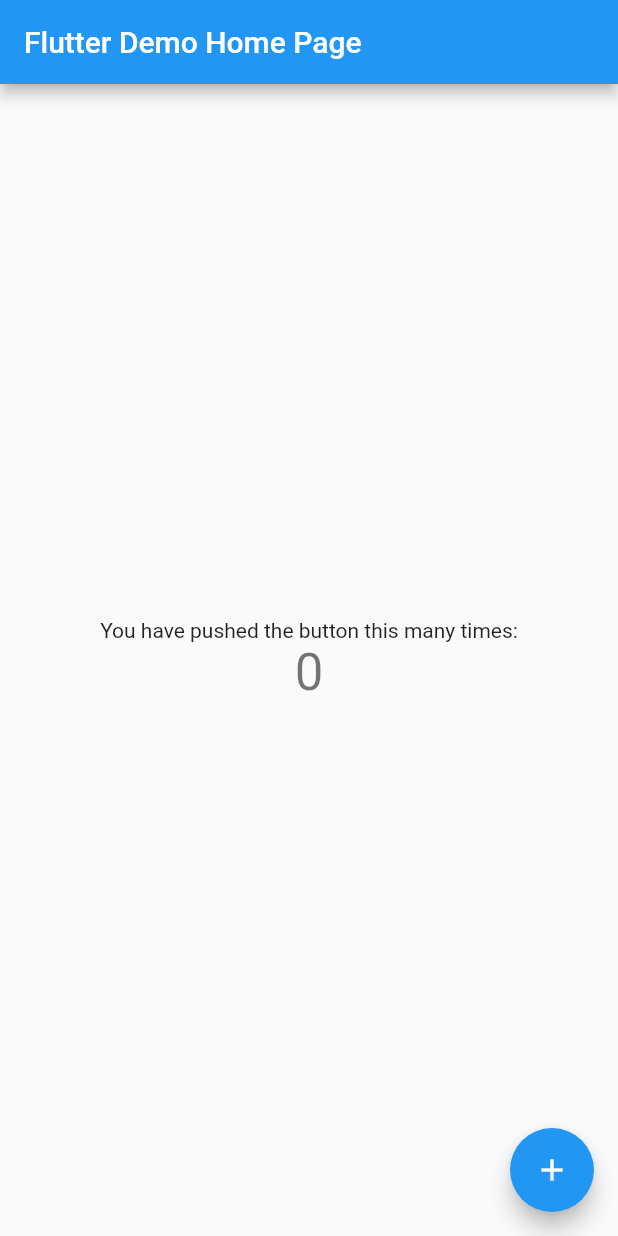
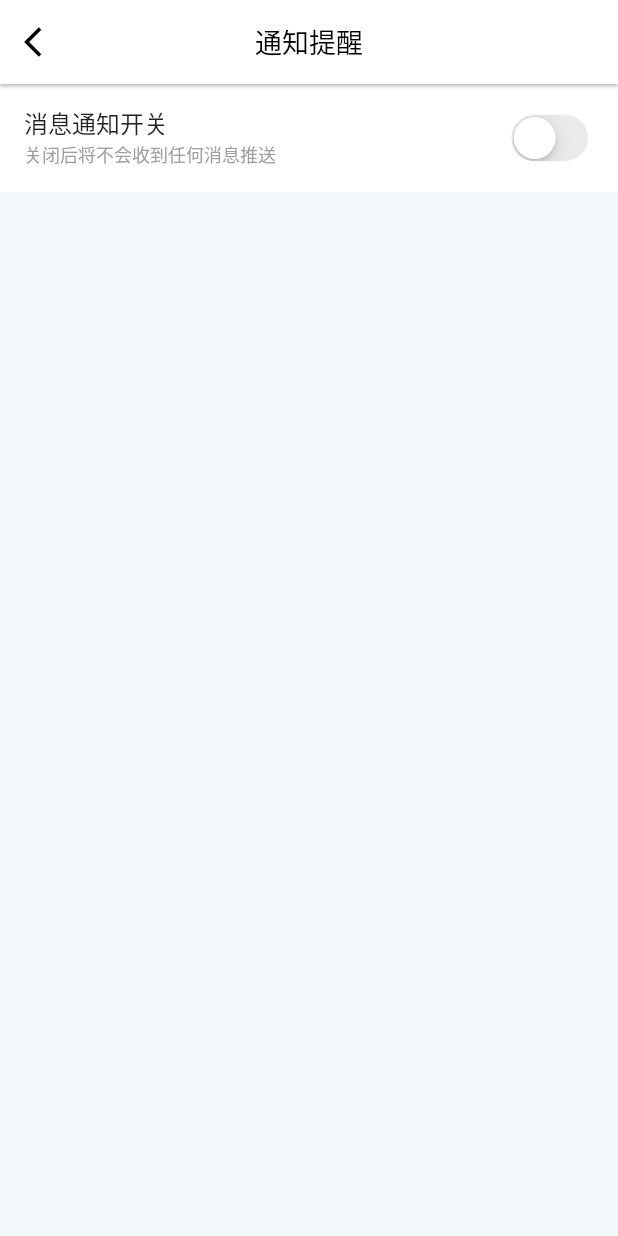
Before and after one commit to littleBoy-swag/flutter_yourcar, a Flutter app: the screen it shows after launch, on a phone screen of 412 x 824 dp. Run offline on Flutter 3.47's test engine with Material 2 defaults, Android fonts, the phone set to English and light mode, and no system bars; our stand-ins replace dio, flutter_screenutil.

Commit message:
添加了若干设置页

```diff
--- a/lib/main.dart
+++ b/lib/main.dart
@@ -1,4 +1,10 @@
 import 'package:flutter/material.dart';
+import 'package:flutter_yourcar/pages/account_secure_page.dart';
+import 'package:flutter_yourcar/pages/eidt_mobile_number_page.dart';
+import 'package:flutter_yourcar/pages/notification_setting_page.dart';
+import 'package:flutter_yourcar/pages/privacy_page.dart';
+import 'package:flutter_yourcar/pages/setting_page.dart';
+import 'package:flutter_yourcar/pages/suggestion_feedback_page.dart';
 import 'package:flutter_yourcar/widgets/loading.dart';
 
 void main() => runApp(MyApp());
@@ -21,7 +27,7 @@ class MyApp extends StatelessWidget {
         // is not restarted.
         primarySwatch: Colors.blue,
       ),
-      home: MyHomePage(title: 'Flutter Demo Home Page'),
+      home: NotificationSettingPage(),
     );
   }
 }
--- /dev/null
+++ b/lib/pages/notification_setting_page.dart
@@ -0,0 +1,60 @@
+import 'package:flutter/cupertino.dart';
+import 'package:flutter/material.dart';
+import 'package:flutter_yourcar/widgets/common_text_style.dart';
+
+class NotificationSettingPage extends StatefulWidget {
+  @override
+  _NotificationSettingPageState createState() =>
+      _NotificationSettingPageState();
+}
+
+class _NotificationSettingPageState extends State<NotificationSettingPage> {
+  bool _switchState = false;
+
+  @override
+  Widget build(BuildContext context) {
+    return Scaffold(
+      backgroundColor: Color.fromARGB(255, 242, 247, 250),
+      appBar: AppBar(
+        leading: Icon(
+          Icons.arrow_back_ios,
+          color: Colors.black,
+        ),
+        centerTitle: true,
+        elevation: 1,
+        backgroundColor: Colors.white,
+        title: Text(
+          "通知提醒",
+          style: titleTextStyle,
+        ),
+      ),
+      body: Container(
+        child: Column(
+          children: <Widget>[
+            Container(
+              color: Colors.white,
+              child: ListTile(
+                title: Text(
+                  "消息通知开关",
+                  style: commonTextStyle,
+                ),
+                subtitle: Text(
+                  "关闭后将不会收到任何消息推送",
+                  style: smallGrayTextStyle,
+                ),
+                trailing: CupertinoSwitch(
+                    activeColor: Color.fromARGB(255, 255, 102, 0),
+                    value: _switchState,
+                    onChanged: (value) {
+                      setState(() {
+                        _switchState = value;
+                      });
+                    }),
+              ),
+            ),
+          ],
+        ),
+      ),
+    );
+  }
+}
--- a/lib/widgets/common_button.dart
+++ b/lib/widgets/common_button.dart
@@ -10,8 +10,8 @@ class CommonButton extends StatelessWidget {
   CommonButton(
       {@required this.callback,
       @required this.content,
-      this.width = 250,
-      this.height = 50,
+      this.width = double.infinity,
+      this.height = 44,
       this.fontSize = 18});
 
   @override
@@ -20,7 +20,7 @@ class CommonButton extends StatelessWidget {
       width: width,
       height: height,
       child: RaisedButton(
-        color: Colors.red,
+        color: Color.fromARGB(255, 255, 102, 0),
         shape: RoundedRectangleBorder(
             borderRadius: BorderRadius.all(Radius.circular(height / 2))),
         child: Text(
--- a/lib/widgets/common_text_style.dart
+++ b/lib/widgets/common_text_style.dart
@@ -1,5 +1,6 @@
 import 'package:flutter/material.dart';
 
+final titleTextStyle = TextStyle(fontSize: 18,color: Colors.black);
 final commonTextStyle = TextStyle(fontSize: 16, color: Colors.black87);
 final smallTextStyle = TextStyle(fontSize: 12, color: Colors.black87);
 final smallGrayTextStyle = TextStyle(fontSize: 12, color: Colors.grey);
```
Also changed, not shown: lib/pages/account_secure_page.dart (added, +83 -0 lines), lib/pages/eidt_mobile_number_page.dart (added, +84 -0 lines), lib/pages/privacy_page.dart (added, +55 -0 lines), lib/pages/setting_page.dart (added, +101 -0 lines), lib/pages/suggestion_feedback_page.dart (added, +65 -0 lines), lib/utils/net_utils.dart (+15 -6 lines).
